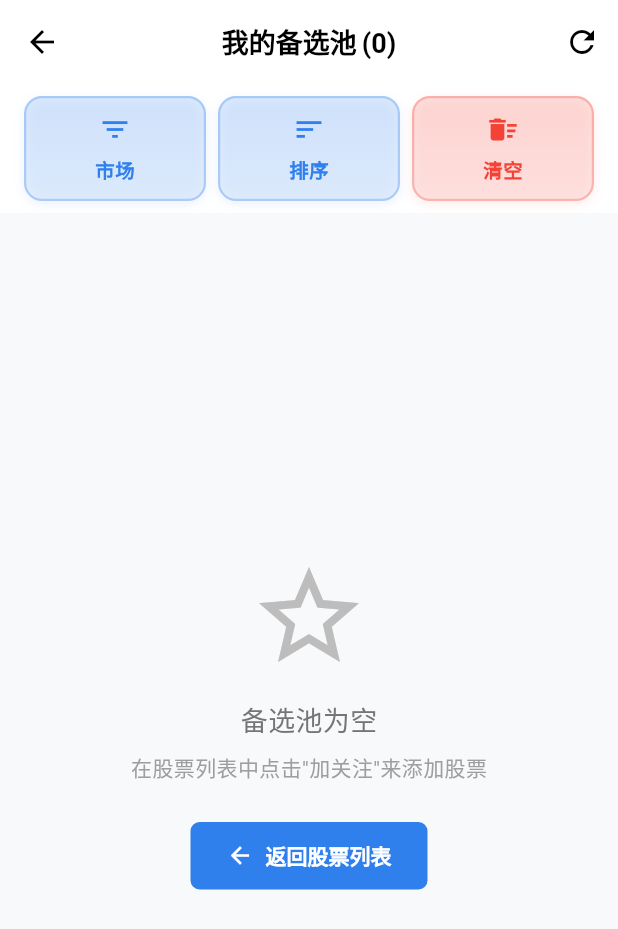
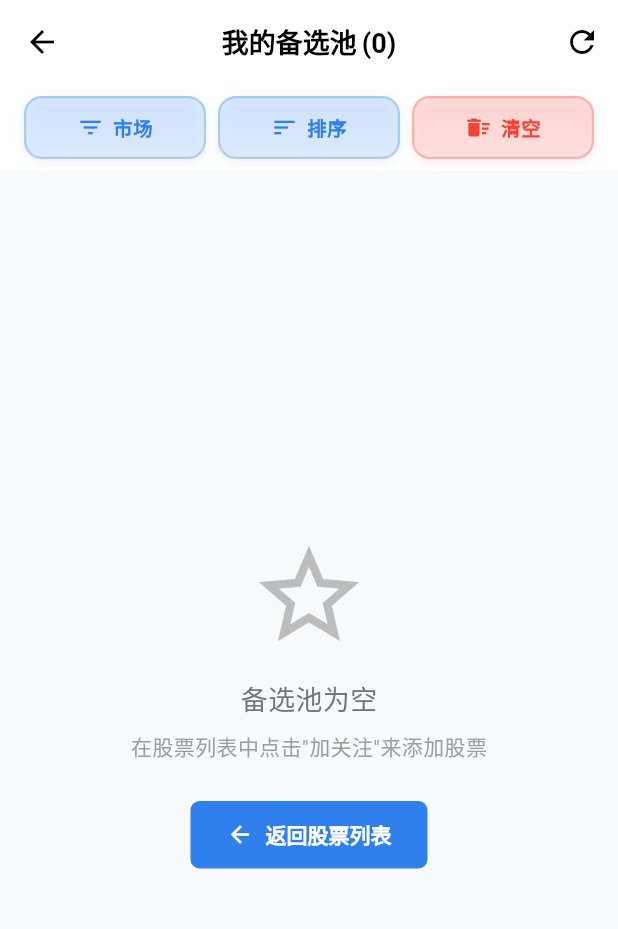
Before and after one commit to halower/stock_project, a Flutter app: the WatchlistScreen screen opened directly, on a phone screen of 412 x 824 dp. Shown: the top 929 px of the screen. Run offline on Flutter 3.47's test engine with Material 3 defaults, Android fonts, the phone set to English and light mode, and no system bars; our stand-ins replace device_info_plus, fl_chart, flutter_markdown, google_fonts, shared_preferences, sqflite and 2 more; missing offline and left inert: mailer, markdown, webview_flutter_android, webview_flutter_wkwebview; accounts and stored records are empty; network calls fail.

Commit message:
优化备选池界面：市场名称改为完整显示，操作按钮改为水平布局

```diff
--- a/stock_app_client/lib/widgets/professional_watchlist_header.dart
+++ b/stock_app_client/lib/widgets/professional_watchlist_header.dart
@@ -112,7 +112,7 @@ class ProfessionalWatchlistHeader extends StatelessWidget {
         onTap: onTap,
         child: AnimatedContainer(
           duration: const Duration(milliseconds: 200),
-          padding: const EdgeInsets.symmetric(vertical: 10),
+          padding: const EdgeInsets.symmetric(vertical: 10, horizontal: 12),
           decoration: BoxDecoration(
             gradient: LinearGradient(
               colors: isDestructive
@@ -142,14 +142,15 @@ class ProfessionalWatchlistHeader extends StatelessWidget {
               ),
             ],
           ),
-          child: Column(
+          child: Row(
+            mainAxisAlignment: MainAxisAlignment.center,
             children: [
               Icon(
                 icon,
-                size: 22,
+                size: 18,
                 color: isDestructive ? Colors.red : primaryColor,
               ),
-              const SizedBox(height: 6),
+              const SizedBox(width: 6),
               Text(
                 label,
                 style: TextStyle(
```
Also changed, not shown: stock_app_client/lib/widgets/watchlist_item_widget.dart (+9 -9 lines).
